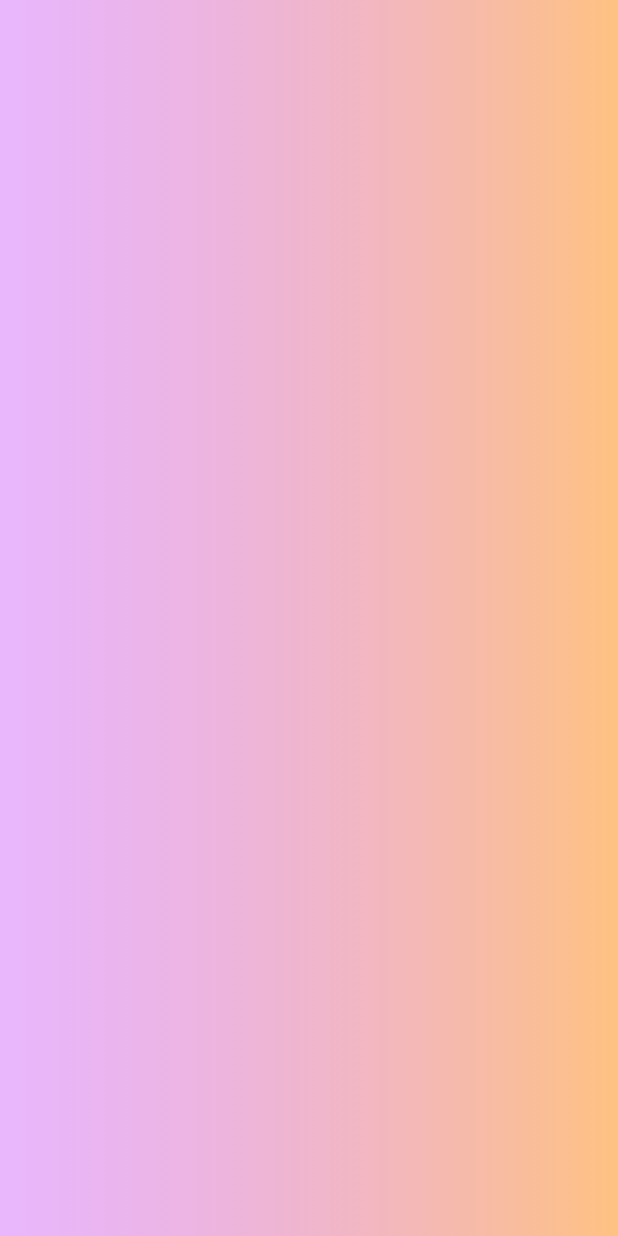
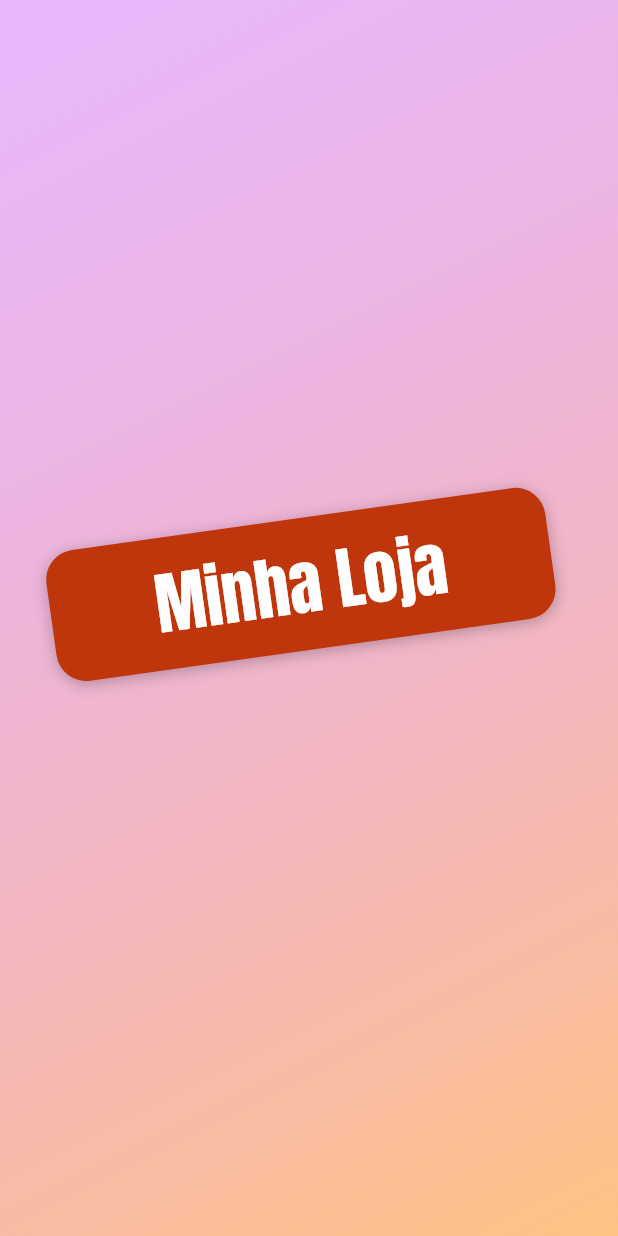
Before and after one commit to LucasWMedeiros/App_loja, a Flutter app: the screen it shows after launch, on a phone screen of 412 x 824 dp. Run offline on Flutter 3.47's test engine with Material 2 defaults, Android fonts, the light colour scheme and no system bars.

Commit message:
adicionando titulo e formatando-o

```diff
--- a/lib/screen/auth_screen.dart
+++ b/lib/screen/auth_screen.dart
@@ -1,3 +1,7 @@
+// ignore_for_file: deprecated_member_use
+
+import 'dart:math';
+
 import 'package:flutter/material.dart';
 
 class authPage extends StatelessWidget {
@@ -9,20 +13,45 @@ class authPage extends StatelessWidget {
       body: Stack(
         children: [
           Container(
-            decoration: BoxDecoration(
-              gradient: LinearGradient(
-                colors: [
-                  Color.fromRGBO(215, 117, 255, 0.5),
-                  Color.fromRGBO(255, 188, 117, 0.9)
-                ]
-              )
-            ),
+            decoration: const BoxDecoration(
+                gradient: LinearGradient(colors: [
+              Color.fromRGBO(215, 117, 255, 0.5),
+              Color.fromRGBO(255, 188, 117, 0.9)
+            ], begin: Alignment.topLeft, end: Alignment.bottomRight)),
           ),
           Container(
             width: double.infinity,
             child: Column(
+              mainAxisAlignment: MainAxisAlignment.center,
+              crossAxisAlignment: CrossAxisAlignment.center,
               children: [
-
+                Container(
+                  padding: const EdgeInsets.symmetric(
+                    vertical: 10,
+                    horizontal: 70
+                  ),
+                  //cascade operator
+                  transform: Matrix4.rotationZ(-8 * pi / 180)..translate(-10.0),
+                  decoration: BoxDecoration(
+                    borderRadius: BorderRadius.circular(20),
+                    color: Colors.deepOrange.shade900,
+                    boxShadow: const [
+                      BoxShadow(
+                        blurRadius: 8,
+                        color: Colors.black26,
+                        offset: Offset(0,2)
+                      )
+                    ]
+                  ),
+                  child: Text(
+                    'Minha Loja',
+                    style: TextStyle(
+                      fontSize: 45,
+                      fontFamily: 'Anton',
+                      color: Theme.of(context).accentTextTheme.headline6?.color
+                    ),
+                  ),
+                )
               ],
             ),
           )
```
